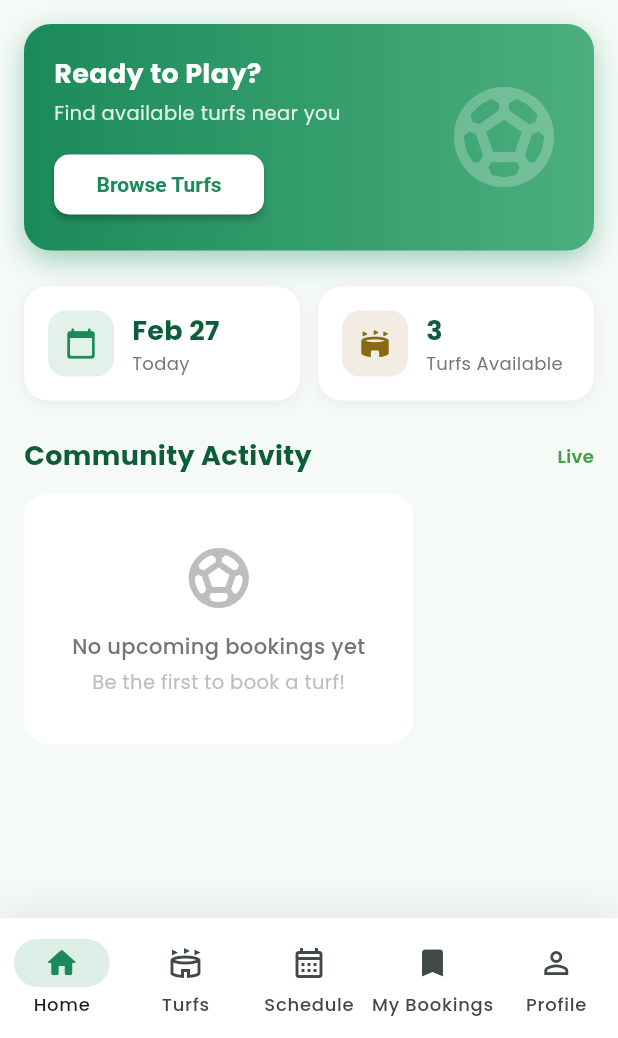
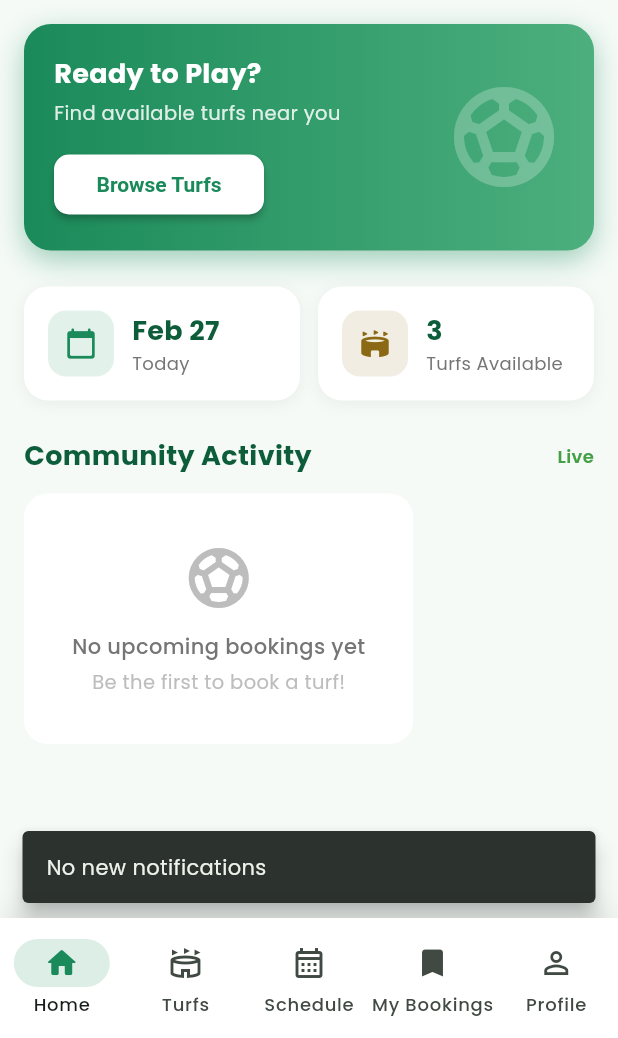
Before and after one commit to kalviumcommunity/S55-0226-TurfSync-Flutter-Turfbookingapp, a Flutter app: the HomeScreen screen opened directly, scrolled down 48 dp, after a tap on the "notifications" icon, on a phone screen of 412 x 824 dp, the part 198-1236 px from its top. Run offline on Flutter 3.47's test engine with Material 3 defaults, Android fonts, the light colour scheme and no system bars; our stand-ins replace cloud_firestore, firebase_auth, firebase_core, google_fonts, table_calendar; accounts and stored records are empty; network calls fail.

Commit message:
conflicts resolved

```diff
--- a/bookmyturf/lib/screens/booking/booking_form_screen.dart
+++ b/bookmyturf/lib/screens/booking/booking_form_screen.dart
@@ -2,7 +2,6 @@ import 'package:flutter/material.dart';
 import 'package:provider/provider.dart';
 import 'package:table_calendar/table_calendar.dart';
 import 'package:intl/intl.dart';
-import 'package:uuid/uuid.dart';
 import '../../models/booking_model.dart';
 import '../../services/auth_service.dart';
 import '../../services/booking_service.dart';
--- a/bookmyturf/lib/screens/booking/turf_detail_screen.dart
+++ b/bookmyturf/lib/screens/booking/turf_detail_screen.dart
@@ -1,5 +1,4 @@
 import 'package:flutter/material.dart';
-import 'package:intl/intl.dart';
 import '../../models/booking_model.dart';
 import '../../theme.dart';
 import 'booking_form_screen.dart';
--- a/bookmyturf/lib/screens/home/dashboard_tab.dart
+++ b/bookmyturf/lib/screens/home/dashboard_tab.dart
@@ -6,8 +6,7 @@ import '../../services/auth_service.dart';
 import '../../services/booking_service.dart';
 import '../../theme.dart';
 import '../../widgets/booking_card.dart';
-import '../booking/booking_form_screen.dart';
-import 'turfs_tab.dart';
+import 'home_screen.dart';
 
 class DashboardTab extends StatelessWidget {
   const DashboardTab({super.key});
@@ -66,7 +65,14 @@ class DashboardTab extends StatelessWidget {
                               child: IconButton(
                                 icon: const Icon(Icons.notifications_outlined,
                                     color: Colors.white),
-                                onPressed: () {},
+                                onPressed: () {
+                                  ScaffoldMessenger.of(context).showSnackBar(
+                                    const SnackBar(
+                                      content: Text('No new notifications'),
+                                      behavior: SnackBarBehavior.floating,
+                                    ),
+                                  );
+                                },
                               ),
                             ),
                           ],
@@ -155,7 +161,15 @@ class DashboardTab extends StatelessWidget {
                                   ),
                                 ),
                                 onPressed: () {
-                                  // Navigate to Turfs tab
+                                  final scaffold = Scaffold.of(context);
+                                  final homeState =
+                                      context.findAncestorStateOfType<
+                                          HomeScreenState>();
+                                  if (homeState != null) {
+                                    homeState.setState(() {
+                                      homeState.currentIndex = 1;
+                                    });
+                                  }
                                 },
                                 child: const Text('Browse Turfs'),
                               ),
@@ -220,7 +234,9 @@ class DashboardTab extends StatelessWidget {
 
                   // Real-time bookings stream
                   StreamBuilder<List<TurfBooking>>(
-                    stream: context.read<BookingService>().streamAllUpcomingBookings(),
+                    stream: context
+                        .read<BookingService>()
+                        .streamAllUpcomingBookings(),
                     builder: (ctx, snap) {
                       if (snap.connectionState == ConnectionState.waiting) {
                         return const Center(
@@ -239,8 +255,8 @@ class DashboardTab extends StatelessWidget {
                         shrinkWrap: true,
                         itemCount: bookings.take(5).length,
                         separatorBuilder: (_, __) => const SizedBox(height: 10),
-                        itemBuilder: (_, i) =>
-                            BookingCard(booking: bookings[i], showCancelButton: false),
+                        itemBuilder: (_, i) => BookingCard(
+                            booking: bookings[i], showCancelButton: false),
                       );
                     },
                   ),
--- a/bookmyturf/lib/screens/home/home_screen.dart
+++ b/bookmyturf/lib/screens/home/home_screen.dart
@@ -1,6 +1,5 @@
 import 'package:flutter/material.dart';
 import 'package:provider/provider.dart';
-import '../../services/auth_service.dart';
 import '../../services/booking_service.dart';
 import '../../theme.dart';
 import 'dashboard_tab.dart';
@@ -13,15 +12,17 @@ class HomeScreen extends StatefulWidget {
   const HomeScreen({super.key});
 
   @override
-  State<HomeScreen> createState() => _HomeScreenState();
+  State<HomeScreen> createState() => HomeScreenState();
 }
 
-class _HomeScreenState extends State<HomeScreen> {
-  int _currentIndex = 0;
+class HomeScreenState extends State<HomeScreen> {
+  int currentIndex = 0;
+  static HomeScreenState? instance;
 
   @override
   void initState() {
     super.initState();
+    HomeScreenState.instance = this;
     WidgetsBinding.instance.addPostFrameCallback((_) {
       context.read<BookingService>().loadTurfs();
     });
@@ -39,7 +40,7 @@ class _HomeScreenState extends State<HomeScreen> {
   Widget build(BuildContext context) {
     return Scaffold(
       body: IndexedStack(
-        index: _currentIndex,
+        index: currentIndex,
         children: _tabs,
       ),
       bottomNavigationBar: Container(
@@ -53,35 +54,40 @@ class _HomeScreenState extends State<HomeScreen> {
           ],
         ),
         child: NavigationBar(
-          selectedIndex: _currentIndex,
-          onDestinationSelected: (i) => setState(() => _currentIndex = i),
+          selectedIndex: currentIndex,
+          onDestinationSelected: (i) => setState(() => currentIndex = i),
           backgroundColor: Colors.white,
           indicatorColor: AppTheme.primaryGreen.withOpacity(0.15),
           labelBehavior: NavigationDestinationLabelBehavior.alwaysShow,
           destinations: const [
             NavigationDestination(
               icon: Icon(Icons.home_outlined),
-              selectedIcon: Icon(Icons.home_rounded, color: AppTheme.primaryGreen),
+              selectedIcon:
+                  Icon(Icons.home_rounded, color: AppTheme.primaryGreen),
               label: 'Home',
             ),
             NavigationDestination(
               icon: Icon(Icons.stadium_outlined),
-              selectedIcon: Icon(Icons.stadium_rounded, color: AppTheme.primaryGreen),
+              selectedIcon:
+                  Icon(Icons.stadium_rounded, color: AppTheme.primaryGreen),
               label: 'Turfs',
             ),
             NavigationDestination(
               icon: Icon(Icons.calendar_month_outlined),
-              selectedIcon: Icon(Icons.calendar_month_rounded, color: AppTheme.primaryGreen),
+              selectedIcon: Icon(Icons.calendar_month_rounded,
+                  color: AppTheme.primaryGreen),
               label: 'Schedule',
             ),
             NavigationDestination(
               icon: Icon(Icons.bookmark_outlined),
-              selectedIcon: Icon(Icons.bookmark_rounded, color: AppTheme.primaryGreen),
+              selectedIcon:
+                  Icon(Icons.bookmark_rounded, color: AppTheme.primaryGreen),
               label: 'My Bookings',
             ),
             NavigationDestination(
               icon: Icon(Icons.person_outline),
-              selectedIcon: Icon(Icons.person_rounded, color: AppTheme.primaryGreen),
+              selectedIcon:
+                  Icon(Icons.person_rounded, color: AppTheme.primaryGreen),
               label: 'Profile',
             ),
           ],
--- a/bookmyturf/lib/screens/home/my_bookings_tab.dart
+++ b/bookmyturf/lib/screens/home/my_bookings_tab.dart
@@ -87,7 +87,7 @@ class MyBookingsTab extends StatelessWidget {
                 const SizedBox(height: 16),
               ],
               if (past.isNotEmpty) ...[
-                _SectionHeader(title: 'Past & Cancelled'),
+                const _SectionHeader(title: 'Past & Cancelled'),
                 const SizedBox(height: 8),
                 ...past.map((b) => Padding(
                       padding: const EdgeInsets.only(bottom: 10),
--- a/bookmyturf/lib/screens/home/profile_tab.dart
+++ b/bookmyturf/lib/screens/home/profile_tab.dart
@@ -118,7 +118,7 @@ class ProfileTab extends StatelessWidget {
                   ? auth.teamName!
                   : 'No team set',
             ),
-            _InfoTile(
+            const _InfoTile(
               icon: Icons.sports_soccer_outlined,
               title: 'Sports',
               subtitle: 'Football, Cricket, Futsal',
--- a/bookmyturf/lib/screens/home/schedule_tab.dart
+++ b/bookmyturf/lib/screens/home/schedule_tab.dart
@@ -49,7 +49,8 @@ class _ScheduleTabState extends State<ScheduleTab> {
                           selected: _selectedTurfId == null,
                           onSelected: (_) =>
                               setState(() => _selectedTurfId = null),
-                          selectedColor: AppTheme.primaryGreen.withOpacity(0.15),
+                          selectedColor:
+                              AppTheme.primaryGreen.withOpacity(0.15),
                           checkmarkColor: AppTheme.primaryGreen,
                         ),
                       );
@@ -106,10 +107,10 @@ class _ScheduleTabState extends State<ScheduleTab> {
                 ),
                 weekendTextStyle: TextStyle(color: Colors.redAccent),
               ),
-              headerStyle: HeaderStyle(
+              headerStyle: const HeaderStyle(
                 formatButtonVisible: false,
                 titleCentered: true,
-                titleTextStyle: const TextStyle(
+                titleTextStyle: TextStyle(
                   fontWeight: FontWeight.w700,
                   fontSize: 16,
                   color: AppTheme.darkGreen,
@@ -123,7 +124,7 @@ class _ScheduleTabState extends State<ScheduleTab> {
             padding: const EdgeInsets.fromLTRB(16, 0, 16, 8),
             child: Row(
               children: [
-                Icon(Icons.calendar_today_rounded,
+                const Icon(Icons.calendar_today_rounded,
                     size: 16, color: AppTheme.primaryGreen),
                 const SizedBox(width: 8),
                 Text(
@@ -169,14 +170,18 @@ class _BookingsForDay extends StatelessWidget {
       );
     }
 
-    // Show for all turfs
+// Show for all turfs
     return StreamBuilder<List<TurfBooking>>(
       stream: bookingSvc.streamAllUpcomingBookings(),
       builder: (_, snap) {
+        if (snap.connectionState == ConnectionState.waiting) {
+          return const Center(child: CircularProgressIndicator());
+        }
         final allBookings = (snap.data ?? []).where((b) {
           return b.date.year == date.year &&
               b.date.month == date.month &&
-              b.date.day == date.day;
+              b.date.day == date.day &&
+              b.status != BookingStatus.cancelled;
         }).toList();
         return _BookingList(bookings: allBookings);
       },
@@ -203,7 +208,7 @@ class _BookingList extends StatelessWidget {
               style: TextStyle(color: Colors.grey[600]),
             ),
             const SizedBox(height: 6),
-            Text(
+            const Text(
               'Turf is available for booking!',
               style: TextStyle(
                   color: AppTheme.primaryGreen, fontWeight: FontWeight.w500),
@@ -216,11 +221,10 @@ class _BookingList extends StatelessWidget {
     return ListView.builder(
       padding: const EdgeInsets.fromLTRB(16, 4, 16, 80),
       itemCount: bookings.length,
-      itemBuilder: (_, i) =>
-          Padding(
-            padding: const EdgeInsets.only(bottom: 10),
-            child: BookingCard(booking: bookings[i], showCancelButton: false),
-          ),
+      itemBuilder: (_, i) => Padding(
+        padding: const EdgeInsets.only(bottom: 10),
+        child: BookingCard(booking: bookings[i], showCancelButton: false),
+      ),
     );
   }
 }
```
Also changed, not shown: bookmyturf/lib/main.dart (+7 -3 lines), bookmyturf/lib/firebase_options.dart, 2 other files.
